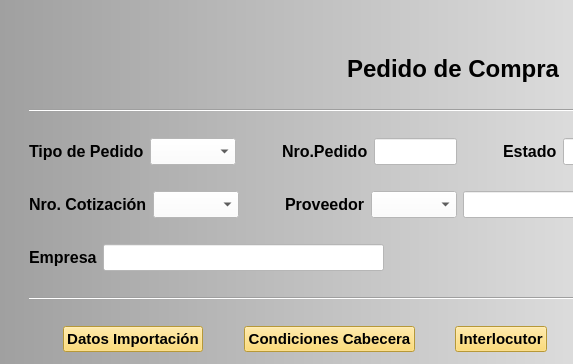
First picture: the form in ERP_PCOMP_001.ui, repository RonnyOre/P05_PedidoCompra, before the edit; both pictures show x 0 to 573 and y 0 to 364 of the 914 by 660 pixel window.
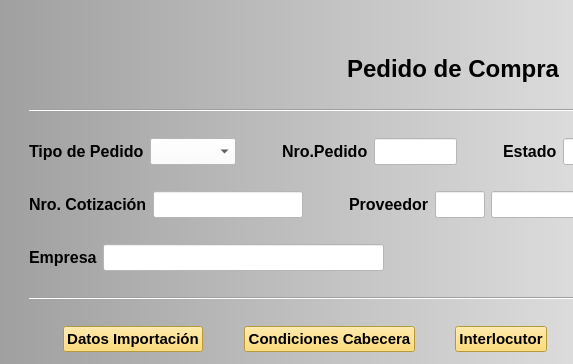
Second picture: the form after the edit.

What changed in the file:
```diff
--- a/ERP_PCOMP_001.ui
+++ b/ERP_PCOMP_001.ui
@@ -370,11 +370,11 @@
          </widget>
         </item>
         <item>
-         <widget class="QComboBox" name="cbNro_Cotizacion">
-          <property name="minimumSize">
+         <widget class="QLineEdit" name="leNro_Cotizacion">
+          <property name="maximumSize">
            <size>
-            <width>0</width>
-            <height>25</height>
+            <width>150</width>
+            <height>16777215</height>
            </size>
           </property>
           <property name="font">
@@ -385,9 +385,6 @@
           <property name="styleSheet">
            <string notr="true">background-color: rgb(255, 255, 255);</string>
           </property>
-          <property name="sizeAdjustPolicy">
-           <enum>QComboBox::AdjustToContents</enum>
-          </property>
          </widget>
         </item>
         <item>
@@ -424,11 +421,11 @@
          </widget>
         </item>
         <item>
-         <widget class="QComboBox" name="cbProveedor">
-          <property name="minimumSize">
+         <widget class="QLineEdit" name="leProveedor">
+          <property name="maximumSize">
            <size>
-            <width>0</width>
-            <height>25</height>
+            <width>50</width>
+            <height>16777215</height>
            </size>
           </property>
           <property name="font">
@@ -439,9 +436,6 @@
           <property name="styleSheet">
            <string notr="true">background-color: rgb(255, 255, 255);</string>
           </property>
-          <property name="sizeAdjustPolicy">
-           <enum>QComboBox::AdjustToContents</enum>
-          </property>
          </widget>
         </item>
         <item>
```
